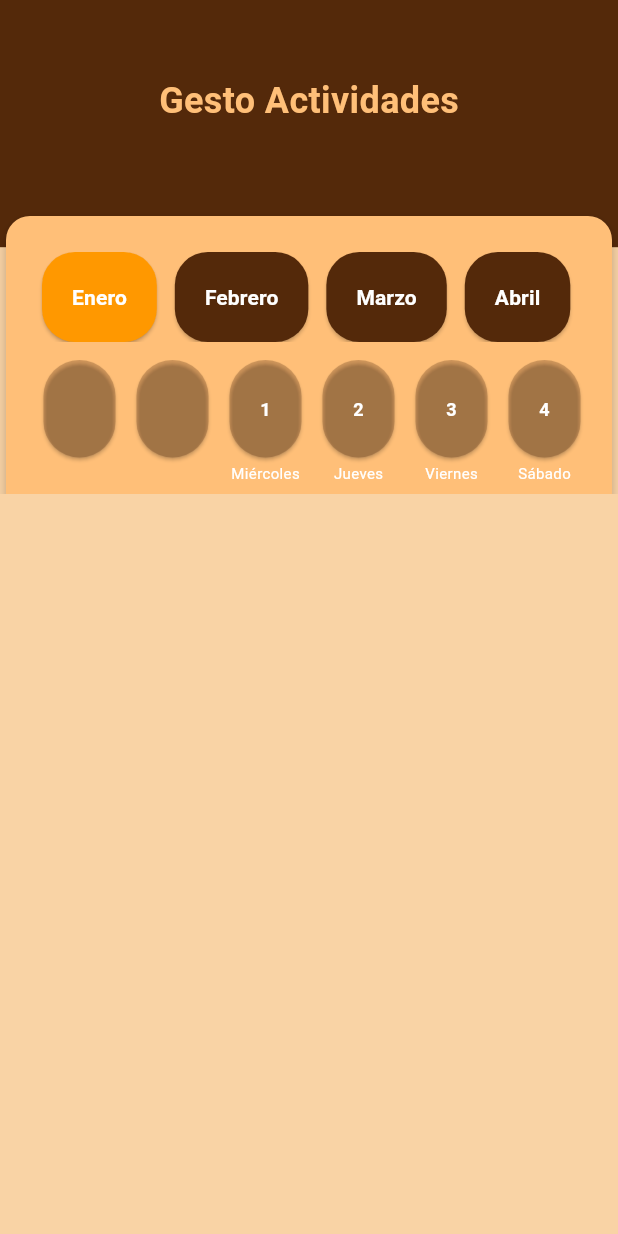
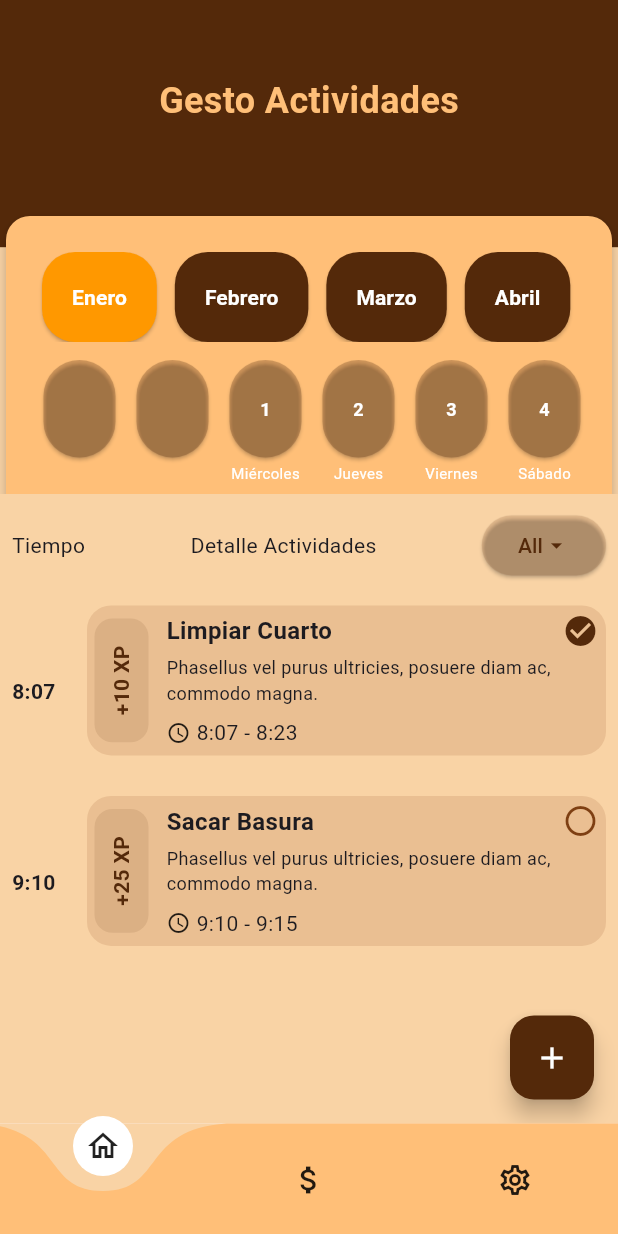
Before and after one commit to tobias-tj/TekkoApp, a Flutter app: the AdminHomeScreen screen opened by its route, on a phone screen of 412 x 824 dp. Run offline on Flutter 3.47's test engine with Material 3 defaults, Android fonts, the phone set to English and light mode, and no system bars; drawn by our look-alikes of curved_navigation_bar; our stand-ins replace audioplayers, go_router, lottie, shared_preferences, vibration; missing offline and left inert: flame; accounts and stored records are empty.

Commit message:
Se ajusta flujo para las demas pantallas de Admin

```diff
--- a/lib/app_routes.dart
+++ b/lib/app_routes.dart
@@ -1,5 +1,6 @@
 import 'package:flutter/material.dart';
 import 'package:go_router/go_router.dart';
+import 'package:tekko/components/admin/navigation_admin_wrapper.dart';
 import 'package:tekko/screens/accounts/create_account_screen.dart';
 import 'package:tekko/screens/accounts/login_account_screen.dart';
 import 'package:tekko/screens/accounts/register_account_screen.dart';
@@ -10,7 +11,9 @@ import 'package:tekko/screens/calendar/winner_screen.dart';
 import 'package:tekko/screens/favorites/favorite_screen.dart';
 import 'package:tekko/screens/games/drawing_screen.dart';
 import 'package:tekko/screens/home_screen.dart';
+import 'package:tekko/screens/parent/admin_help_screen.dart';
 import 'package:tekko/screens/parent/admin_home_screen.dart';
+import 'package:tekko/screens/parent/admin_setting_screen.dart';
 import 'package:tekko/screens/parent/parent_pin_screen.dart';
 import 'package:tekko/screens/settings/setting_screen.dart';
 import 'package:tekko/components/navigation_wrapper.dart';
@@ -81,6 +84,14 @@ final GoRouter appRouter = GoRouter(
       pageBuilder: (context, state) =>
           NoTransitionPage(child: const LevelUpScreen()),
     ),
+    ShellRoute(
+        builder: (context, state, child) {
+          return Scaffold(
+            body: child,
+            bottomNavigationBar: const NavigationAdminWrapper(),
+          );
+        },
+        routes: [
           GoRoute(
             name: 'adminHome',
             path: '/adminHome',
@@ -88,6 +99,21 @@ final GoRouter appRouter = GoRouter(
               child: const AdminHomeScreen(),
             ),
           ),
+          GoRoute(
+            name: 'adminHelp',
+            path: '/adminHelp',
+            pageBuilder: (context, state) => NoTransitionPage(
+              child: const AdminHelpScreen(),
+            ),
+          ),
+          GoRoute(
+            name: 'adminSettings',
+            path: '/adminSettings',
+            pageBuilder: (context, state) => NoTransitionPage(
+              child: const AdminSettingScreen(),
+            ),
+          ),
+        ]),
     GoRoute(
       name: 'parentModePin',
       path: '/parentModePin',
--- /dev/null
+++ b/lib/components/admin/navigation_admin_wrapper.dart
@@ -0,0 +1,43 @@
+import 'package:curved_navigation_bar/curved_navigation_bar.dart';
+import 'package:flutter/material.dart';
+import 'package:go_router/go_router.dart';
+import 'package:tekko/styles/app_colors.dart';
+
+class NavigationAdminWrapper extends StatelessWidget {
+  const NavigationAdminWrapper({super.key});
+
+  @override
+  Widget build(BuildContext context) {
+    // Obtener el nombre de la ruta actual
+    final currentRouteName =
+        GoRouter.of(context).routeInformationProvider.value.location;
+
+    // Mapa de nombres de rutas e índices
+    final Map<String, int> routesIndex = {
+      '/adminHome': 0,
+      '/adminHelp': 1,
+      '/adminSettings': 2,
+    };
+
+    // Obtener el índice correspondiente al nombre de la ruta actual
+    final currentIndex = routesIndex[currentRouteName] ?? 0;
+
+    return CurvedNavigationBar(
+      backgroundColor: AppColors.softCream,
+      color: AppColors.softCreamDark,
+      buttonBackgroundColor: Colors.white,
+      animationDuration: const Duration(milliseconds: 300),
+      index: currentIndex, // Índice de la ruta actual
+      items: const [
+        Icon(Icons.home_outlined), // Ícono para Home
+        Icon(Icons.attach_money_sharp),
+        Icon(Icons.settings_outlined),
+      ],
+      onTap: (index) {
+        // Lista de rutas por índice
+        final routes = routesIndex.keys.toList();
+        context.go(routes[index]); // Navegar a la ruta correspondiente
+      },
+    );
+  }
+}
--- /dev/null
+++ b/lib/components/admin/task_card.dart
@@ -0,0 +1,102 @@
+import 'package:flutter/material.dart';
+import 'package:tekko/styles/app_colors.dart';
+
+class TaskCard extends StatelessWidget {
+  final String title;
+  final String description;
+  final int xp;
+  final String startTime;
+  final String endTime;
+  final bool completed;
+
+  const TaskCard({
+    super.key,
+    required this.title,
+    required this.description,
+    required this.xp,
+    required this.startTime,
+    required this.endTime,
+    required this.completed,
+  });
+
+  @override
+  Widget build(BuildContext context) {
+    return SingleChildScrollView(
+      child: Column(
+        children: [
+          Container(
+            decoration: BoxDecoration(
+              color: AppColors.chocolateCream,
+              borderRadius: BorderRadius.circular(16),
+            ),
+            padding: EdgeInsets.all(5),
+            child: Row(
+              children: [
+                Container(
+                  padding:
+                      const EdgeInsets.symmetric(vertical: 18, horizontal: 8),
+                  decoration: BoxDecoration(
+                    color: AppColors.chocolateNewDark.withOpacity(0.1),
+                    borderRadius: BorderRadius.circular(12),
+                  ),
+                  child: RotatedBox(
+                    quarterTurns: 3,
+                    child: Text(
+                      "+$xp XP",
+                      style: TextStyle(
+                        fontWeight: FontWeight.bold,
+                        color: AppColors.chocolateNewDark,
+                      ),
+                    ),
+                  ),
+                ),
+                const SizedBox(width: 12),
+                Expanded(
+                  child: Column(
+                    crossAxisAlignment: CrossAxisAlignment.start,
+                    children: [
+                      Row(
+                        mainAxisAlignment: MainAxisAlignment.spaceBetween,
+                        children: [
+                          Text(
+                            title,
+                            style: const TextStyle(
+                              fontSize: 16,
+                              fontWeight: FontWeight.bold,
+                            ),
+                          ),
+                          Icon(
+                            completed
+                                ? Icons.check_circle
+                                : Icons.radio_button_unchecked,
+                            color: completed
+                                ? AppColors.chocolateNewDark
+                                : AppColors.chocolateDark,
+                          ),
+                        ],
+                      ),
+                      const SizedBox(height: 4),
+                      Text(
+                        description,
+                        style: const TextStyle(fontSize: 12),
+                      ),
+                      const SizedBox(height: 8),
+                      Row(
+                        children: [
+                          const Icon(Icons.access_time, size: 16),
+                          const SizedBox(width: 4),
+                          Text("$startTime - $endTime"),
+                        ],
+                      ),
+                    ],
+                  ),
+                ),
+              ],
+            ),
+          ),
+          const SizedBox(height: 15),
+        ],
+      ),
+    );
+  }
+}
--- /dev/null
+++ b/lib/screens/parent/admin_help_screen.dart
@@ -0,0 +1,12 @@
+import 'package:flutter/material.dart';
+
+class AdminHelpScreen extends StatelessWidget {
+  const AdminHelpScreen({super.key});
+
+  @override
+  Widget build(BuildContext context) {
+    return const Scaffold(
+      body: Center(child: Text("Pantalla de Donacion")),
+    );
+  }
+}
--- a/lib/screens/parent/admin_home_screen.dart
+++ b/lib/screens/parent/admin_home_screen.dart
@@ -1,4 +1,5 @@
 import 'package:flutter/material.dart';
+import 'package:tekko/components/admin/task_card.dart';
 import 'package:tekko/components/admin/top_custom_calendar.dart';
 import 'package:tekko/styles/app_colors.dart';
 
@@ -10,25 +11,107 @@ class AdminHomeScreen extends StatefulWidget {
 }
 
 class _AdminHomeScreenState extends State<AdminHomeScreen> {
+  final List<Map<String, dynamic>> mockTasks = [
+    {
+      "title": "Limpiar Cuarto",
+      "description":
+          "Phasellus vel purus ultricies, posuere diam ac, commodo magna.",
+      "xp": 10,
+      "startTime": "8:07",
+      "endTime": "8:23",
+      "completed": true,
+    },
+    {
+      "title": "Sacar Basura",
+      "description":
+          "Phasellus vel purus ultricies, posuere diam ac, commodo magna.",
+      "xp": 25,
+      "startTime": "9:10",
+      "endTime": "9:15",
+      "completed": false,
+    },
+  ];
+
   @override
   Widget build(BuildContext context) {
     final size = MediaQuery.of(context).size;
 
     return Scaffold(
       backgroundColor: AppColors.softCream,
+      floatingActionButton: FloatingActionButton(
+        backgroundColor: AppColors.chocolateNewDark,
+        onPressed: () {},
+        child: const Icon(Icons.add, color: Colors.white),
+      ),
       body: Stack(
         children: [
-          Container(
-            width: size.width,
-            height: size.height,
-            color: AppColors.softCream,
-          ),
           Column(
             children: [
               TopCustomCalendar(),
               const SizedBox(height: 2),
+              Padding(
+                padding: const EdgeInsets.all(8.0),
+                child: Row(
+                  mainAxisAlignment: MainAxisAlignment.spaceBetween,
+                  children: [
+                    const Text("Tiempo"),
+                    const Text("Detalle Actividades"),
+                    ElevatedButton(
+                      onPressed: () {},
+                      style: ElevatedButton.styleFrom(
+                        backgroundColor: AppColors.chocolateCream,
+                        foregroundColor: AppColors.chocolateNewDark,
+                      ),
+                      child: Row(
+                        children: const [
+                          Text("All"),
+                          Icon(
+                            Icons.arrow_drop_down,
+                            color: AppColors.chocolateNewDark,
+                          ),
+                        ],
+                      ),
+                    ),
+                  ],
+                ),
+              ),
+              Expanded(
+                child: ListView.builder(
+                  padding: const EdgeInsets.all(8),
+                  itemCount: mockTasks.length,
+                  itemBuilder: (context, index) {
+                    final task = mockTasks[index];
+                    return Padding(
+                      padding: const EdgeInsets.only(bottom: 12),
+                      child: Row(
+                        children: [
+                          SizedBox(
+                            width: 50,
+                            child: Text(
+                              "${task['startTime']}",
+                              style: TextStyle(
+                                fontWeight: FontWeight.bold,
+                              ),
+                            ),
+                          ),
+                          Expanded(
+                            child: TaskCard(
+                              title: task['title'],
+                              description: task['description'],
+                              xp: task['xp'],
+                              startTime: task['startTime'],
+                              endTime: task['endTime'],
+                              completed: task['completed'],
+                            ),
+                          ),
+                        ],
+                      ),
+                    );
+                  },
+                ),
+              ),
             ],
-          )
+          ),
         ],
       ),
     );
--- /dev/null
+++ b/lib/screens/parent/admin_setting_screen.dart
@@ -0,0 +1,12 @@
+import 'package:flutter/material.dart';
+
+class AdminSettingScreen extends StatelessWidget {
+  const AdminSettingScreen({super.key});
+
+  @override
+  Widget build(BuildContext context) {
+    return const Scaffold(
+      body: Center(child: Text("Ajustes Screen")),
+    );
+  }
+}
```
Lines whose indentation alone changed are shown as unchanged.
